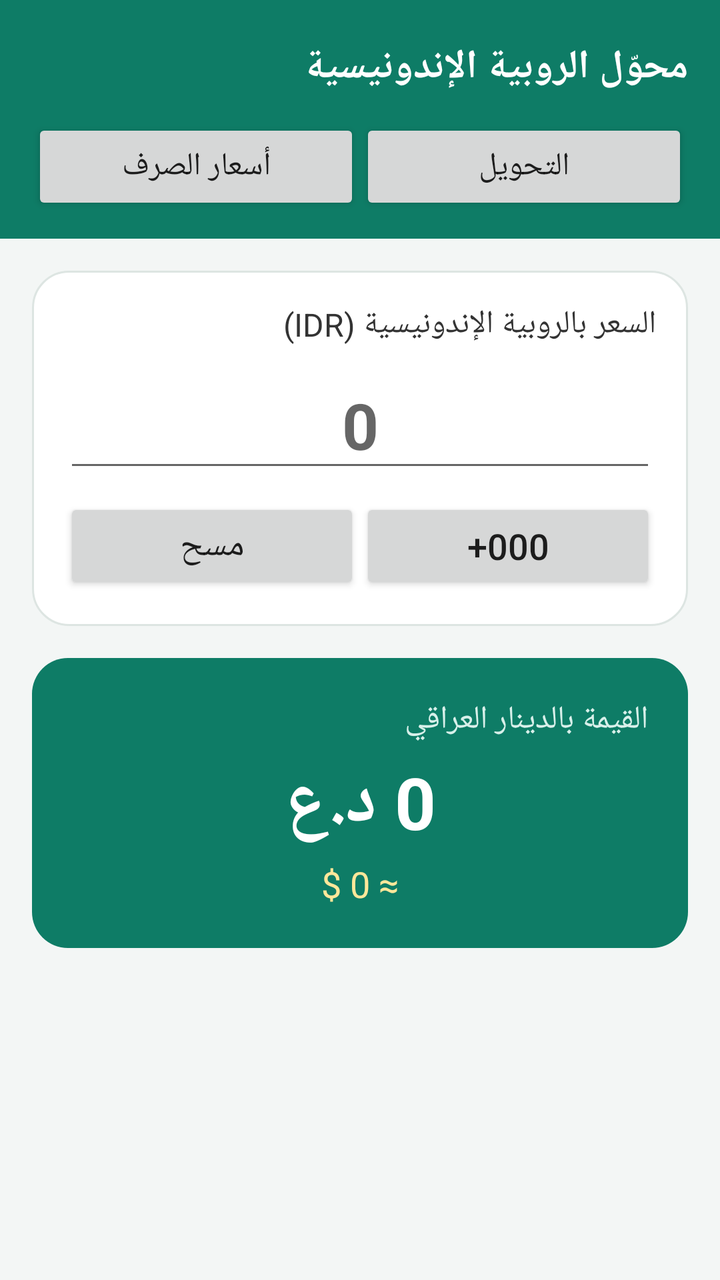
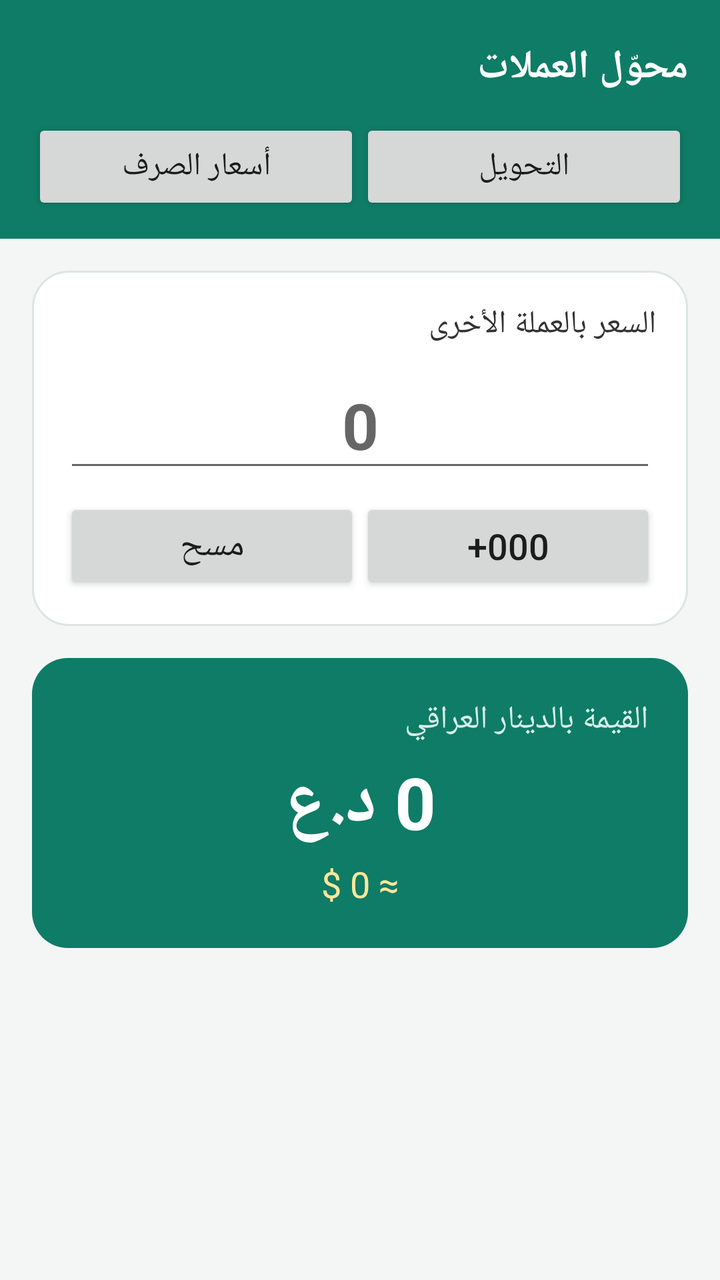

Two renders of the same Android screen: before a commit and after it. Below are the layout's source before the change and the commit's diff.
<!-- AndroidManifest.xml: application theme AppTheme -->
<!-- res/layout/activity_main.xml -->
<?xml version="1.0" encoding="utf-8"?>
<LinearLayout xmlns:android="http://schemas.android.com/apk/res/android"
    android:layout_width="match_parent"
    android:layout_height="match_parent"
    android:layoutDirection="rtl"
    android:orientation="vertical">

    
    <LinearLayout
        android:layout_width="match_parent"
        android:layout_height="wrap_content"
        android:background="#0E7C66"
        android:orientation="vertical"
        android:paddingStart="16dp"
        android:paddingTop="20dp"
        android:paddingEnd="16dp"
        android:paddingBottom="12dp">

        <TextView
            android:layout_width="wrap_content"
            android:layout_height="wrap_content"
            android:text="محوّل الروبية الإندونيسية"
            android:textColor="#FFFFFF"
            android:textSize="20sp"
            android:textStyle="bold" />

        <LinearLayout
            android:layout_width="match_parent"
            android:layout_height="wrap_content"
            android:layout_marginTop="12dp"
            android:orientation="horizontal">

            <Button
                android:id="@+id/tabConvert"
                android:layout_width="0dp"
                android:layout_height="wrap_content"
                android:layout_weight="1"
                android:text="التحويل"
                android:textSize="16sp" />

            <Button
                android:id="@+id/tabSettings"
                android:layout_width="0dp"
                android:layout_height="wrap_content"
                android:layout_weight="1"
                android:text="أسعار الصرف"
                android:textSize="16sp" />
        </LinearLayout>
    </LinearLayout>

    
    <ScrollView
        android:id="@+id/screenConvert"
        android:layout_width="match_parent"
        android:layout_height="match_parent">

        <LinearLayout
            android:layout_width="match_parent"
            android:layout_height="wrap_content"
            android:orientation="vertical"
            android:padding="16dp">

            <LinearLayout
                android:layout_width="match_parent"
                android:layout_height="wrap_content"
                android:background="@drawable/card_bg"
                android:orientation="vertical"
                android:padding="16dp">

                <TextView
                    android:layout_width="wrap_content"
                    android:layout_height="wrap_content"
                    android:text="السعر بالروبية الإندونيسية (IDR)"
                    android:textColor="#333333"
                    android:textSize="16sp" />

                <EditText
                    android:id="@+id/inputIdr"
                    android:layout_width="match_parent"
                    android:layout_height="wrap_content"
                    android:layout_marginTop="8dp"
                    android:gravity="center"
                    android:hint="0"
                    android:inputType="number"
                    android:maxLength="19"
                    android:textDirection="ltr"
                    android:textSize="32sp"
                    android:textStyle="bold" />

                <LinearLayout
                    android:layout_width="match_parent"
                    android:layout_height="wrap_content"
                    android:layout_marginTop="8dp"
                    android:orientation="horizontal">

                    <Button
                        android:id="@+id/btnZeros"
                        android:layout_width="0dp"
                        android:layout_height="wrap_content"
                        android:layout_weight="1"
                        android:text="000+"
                        android:textSize="18sp" />

                    <Button
                        android:id="@+id/btnClear"
                        android:layout_width="0dp"
                        android:layout_height="wrap_content"
                        android:layout_weight="1"
                        android:text="مسح"
                        android:textSize="18sp" />
                </LinearLayout>
            </LinearLayout>

            <LinearLayout
                android:layout_width="match_parent"
                android:layout_height="wrap_content"
                android:layout_marginTop="16dp"
                android:background="@drawable/result_bg"
                android:orientation="vertical"
                android:padding="20dp">

                <TextView
                    android:layout_width="wrap_content"
                    android:layout_height="wrap_content"
                    android:text="القيمة بالدينار العراقي"
                    android:textColor="#D8F0EA"
                    android:textSize="16sp" />

                <TextView
                    android:id="@+id/resultIqd"
                    android:layout_width="match_parent"
                    android:layout_height="wrap_content"
                    android:layout_marginTop="6dp"
                    android:gravity="center"
                    android:text="0 د.ع"
                    android:textColor="#FFFFFF"
                    android:textSize="36sp"
                    android:textStyle="bold" />

                <TextView
                    android:id="@+id/resultUsd"
                    android:layout_width="match_parent"
                    android:layout_height="wrap_content"
                    android:layout_marginTop="4dp"
                    android:gravity="center"
                    android:text="≈ 0 $"
                    android:textColor="#FFE79A"
                    android:textSize="18sp" />
            </LinearLayout>

            <TextView
                android:id="@+id/rateInfo"
                android:layout_width="match_parent"
                android:layout_height="wrap_content"
                android:layout_marginTop="16dp"
                android:gravity="center"
                android:lineSpacingExtra="4dp"
                android:textColor="#555555"
                android:textSize="14sp" />
        </LinearLayout>
    </ScrollView>

    
    <ScrollView
        android:id="@+id/screenSettings"
        android:layout_width="match_parent"
        android:layout_height="match_parent"
        android:visibility="gone">

        <LinearLayout
            android:layout_width="match_parent"
            android:layout_height="wrap_content"
            android:orientation="vertical"
            android:padding="16dp">

            <LinearLayout
                android:layout_width="match_parent"
                android:layout_height="wrap_content"
                android:background="@drawable/card_bg"
                android:orientation="vertical"
                android:padding="16dp">

                <TextView
                    android:layout_width="wrap_content"
                    android:layout_height="wrap_content"
                    android:text="قيمة 100 دولار بالدينار العراقي"
                    android:textColor="#333333"
                    android:textSize="16sp" />

                <EditText
                    android:id="@+id/inputUsdIqd"
                    android:layout_width="match_parent"
                    android:layout_height="wrap_content"
                    android:gravity="center"
                    android:hint="مثال: 150,000"
                    android:inputType="number"
                    android:maxLength="19"
                    android:textDirection="ltr"
                    android:textSize="26sp" />

                <TextView
                    android:layout_width="wrap_content"
                    android:layout_height="wrap_content"
                    android:layout_marginTop="18dp"
                    android:text="قيمة 100 دولار بالروبية الإندونيسية"
                    android:textColor="#333333"
                    android:textSize="16sp" />

                <EditText
                    android:id="@+id/inputUsdIdr"
                    android:layout_width="match_parent"
                    android:layout_height="wrap_content"
                    android:gravity="center"
                    android:hint="مثال: 1,650,000"
                    android:inputType="number"
                    android:maxLength="19"
                    android:textDirection="ltr"
                    android:textSize="26sp" />

                <Button
                    android:id="@+id/btnSave"
                    android:layout_width="match_parent"
                    android:layout_height="wrap_content"
                    android:layout_marginTop="20dp"
                    android:text="حفظ"
                    android:textSize="18sp" />
            </LinearLayout>

            <TextView
                android:id="@+id/settingsInfo"
                android:layout_width="match_parent"
                android:layout_height="wrap_content"
                android:layout_marginTop="16dp"
                android:gravity="center"
                android:lineSpacingExtra="4dp"
                android:textColor="#555555"
                android:textSize="14sp" />
        </LinearLayout>
    </ScrollView>
</LinearLayout>
<!-- resources referenced by this layout -->
<resources>
  <!-- drawable card_bg (drawable) -->
  <?xml version="1.0" encoding="utf-8"?>
  <shape xmlns:android="http://schemas.android.com/apk/res/android">
      <solid android:color="#FFFFFF" />
      <corners android:radius="18dp" />
      <stroke android:width="1dp" android:color="#DDE5E2" />
  </shape>
  <!-- drawable result_bg (drawable) -->
  <?xml version="1.0" encoding="utf-8"?>
  <shape xmlns:android="http://schemas.android.com/apk/res/android">
      <solid android:color="#0E7C66" />
      <corners android:radius="18dp" />
  </shape>
  <style name="AppTheme" parent="android:Theme.Material.Light.NoActionBar">
          <item name="android:colorPrimary">#0E7C66</item>
          <item name="android:colorPrimaryDark">#0A5E4E</item>
          <item name="android:colorAccent">#0E7C66</item>
          <item name="android:windowBackground">#F3F6F5</item>
      </style>
</resources>

<!-- the commit's change to res/layout/activity_main.xml (unified diff, before → after) -->
@@ -17,9 +17,10 @@
         android:paddingBottom="12dp">
 
         <TextView
+            android:id="@+id/appTitle"
             android:layout_width="wrap_content"
             android:layout_height="wrap_content"
-            android:text="محوّل الروبية الإندونيسية"
+            android:text="محوّل العملات"
             android:textColor="#FFFFFF"
             android:textSize="20sp"
             android:textStyle="bold" />
@@ -68,9 +69,10 @@
                 android:padding="16dp">
 
                 <TextView
-                    android:layout_width="wrap_content"
-                    android:layout_height="wrap_content"
-                    android:text="السعر بالروبية الإندونيسية (IDR)"
+                    android:id="@+id/labelInput"
+                    android:layout_width="wrap_content"
+                    android:layout_height="wrap_content"
+                    android:text="السعر بالعملة الأخرى"
                     android:textColor="#333333"
                     android:textSize="16sp" />
 
@@ -183,6 +185,39 @@
                 <TextView
                     android:layout_width="wrap_content"
                     android:layout_height="wrap_content"
+                    android:text="العملة الأخرى"
+                    android:textColor="#333333"
+                    android:textSize="16sp" />
+
+                <LinearLayout
+                    android:layout_width="match_parent"
+                    android:layout_height="wrap_content"
+                    android:layout_marginTop="6dp"
+                    android:layout_marginBottom="18dp"
+                    android:gravity="center_vertical"
+                    android:orientation="horizontal">
+
+                    <TextView
+                        android:id="@+id/currencyName"
+                        android:layout_width="0dp"
+                        android:layout_height="wrap_content"
+                        android:layout_weight="1"
+                        android:text="لم تُختر"
+                        android:textColor="#0E7C66"
+                        android:textSize="20sp"
+                        android:textStyle="bold" />
+
+                    <Button
+                        android:id="@+id/btnChooseCurrency"
+                        android:layout_width="wrap_content"
+                        android:layout_height="wrap_content"
+                        android:text="تغيير العملة"
+                        android:textSize="16sp" />
+                </LinearLayout>
+
+                <TextView
+                    android:layout_width="wrap_content"
+                    android:layout_height="wrap_content"
                     android:text="قيمة 100 دولار بالدينار العراقي"
                     android:textColor="#333333"
                     android:textSize="16sp" />
@@ -199,10 +234,11 @@
                     android:textSize="26sp" />
 
                 <TextView
+                    android:id="@+id/labelRate2"
                     android:layout_width="wrap_content"
                     android:layout_height="wrap_content"
                     android:layout_marginTop="18dp"
-                    android:text="قيمة 100 دولار بالروبية الإندونيسية"
+                    android:text="قيمة 100 دولار بالعملة الأخرى"
                     android:textColor="#333333"
                     android:textSize="16sp" />
 
@@ -211,7 +247,7 @@
                     android:layout_width="match_parent"
                     android:layout_height="wrap_content"
                     android:gravity="center"
-                    android:hint="مثال: 1,650,000"
+                    android:hint="0"
                     android:inputType="number"
                     android:maxLength="19"
                     android:textDirection="ltr"
